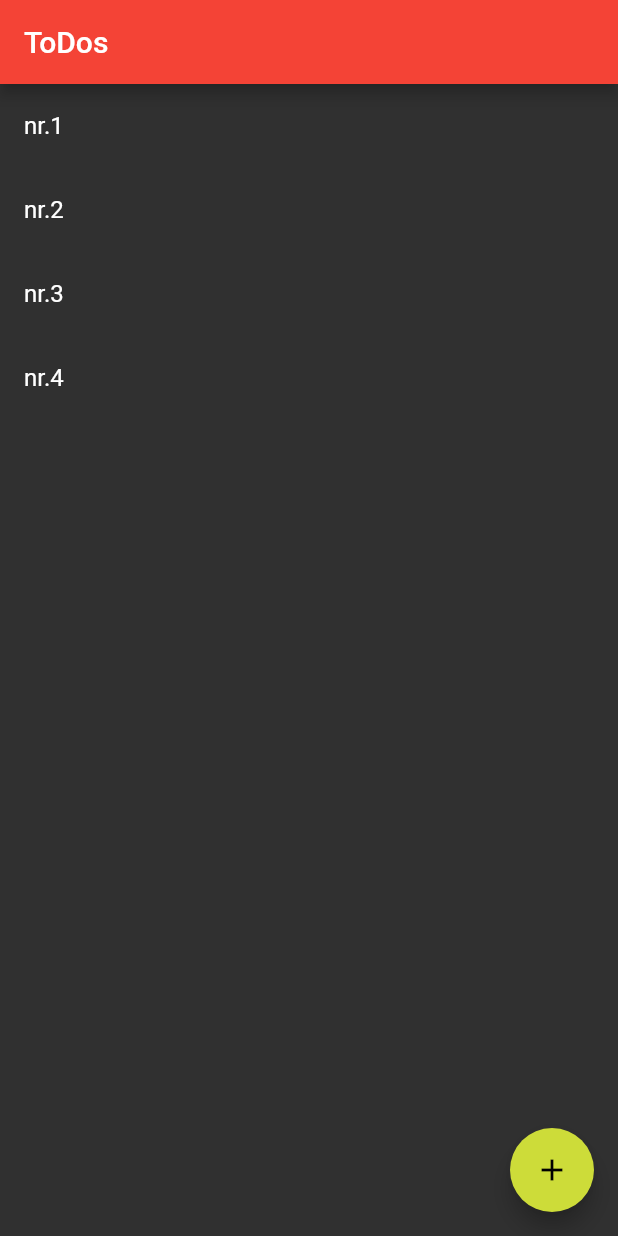
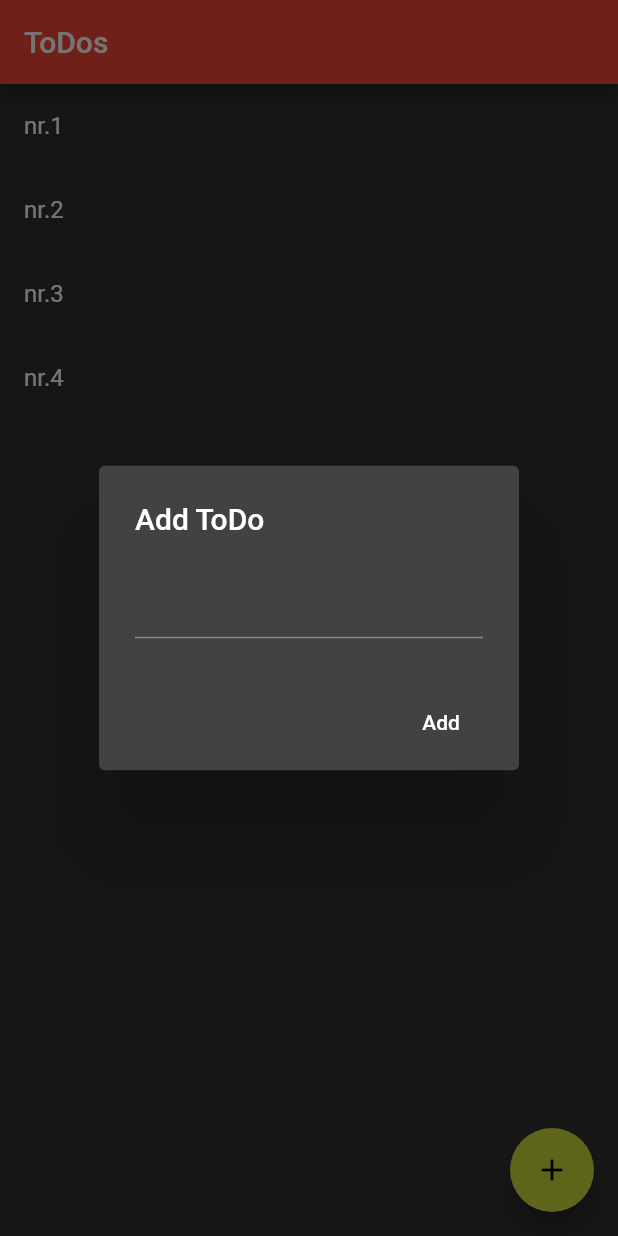
Before and after one commit to wteam5274/flutter, a Flutter app: the screen it shows after launch, after a tap on the "add" icon, on a phone screen of 412 x 824 dp. Run offline on Flutter 3.47's test engine with Material 2 defaults, Android fonts, the phone set to English and light mode, and no system bars.

Commit message:
ListView add

```diff
--- a/lib/main.dart
+++ b/lib/main.dart
@@ -17,6 +17,8 @@ class MyStatefulWidgets extends StatefulWidget {
 }
 
 class _MyStatefulWidgetsState extends State<MyStatefulWidgets> {
+
+  String input = "";
   List list = List();
 
   @override
@@ -36,8 +38,32 @@ class _MyStatefulWidgetsState extends State<MyStatefulWidgets> {
         ),
         floatingActionButton: FloatingActionButton(
           child: Icon(Icons.add),
-          onPressed: () {},
-        ),
+          onPressed: () {
+            showDialog(context: context,
+                builder: (BuildContext context) {
+                  return AlertDialog(
+                    title: Text("Add ToDo"),
+                    content: TextField(
+                      onChanged: (String value) {
+                        input = value;
+                      },
+                    ),
+                    actions: <Widget>[
+                      FlatButton(
+                        child: Text("Add"),
+                        onPressed: () {
+                          setState(() {
+                            list.add(input);
+                          });
+                          Navigator.of(context).pop();
+                        },
+                      )
+                    ],
+                  );
+                }
+            );
+          },
+    ),
         body: ListView.builder(
             itemCount: list.length,
             itemBuilder: (BuildContext context, int index) {
```
